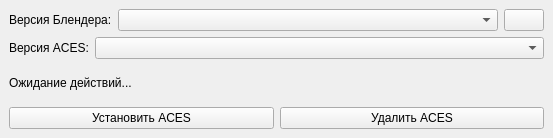
Qt form src/blender_aces_manager.ui (Aspirata/Blender-ACES-Manager) before a commit.
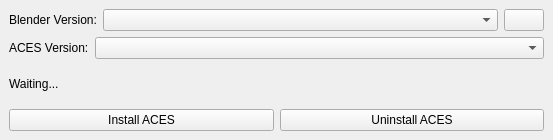
The same form after that commit. Icons and pictures are not drawn.

What changed in the file:
```diff
--- a/src/blender_aces_manager.ui
+++ b/src/blender_aces_manager.ui
@@ -7,7 +7,7 @@
     <x>0</x>
     <y>0</y>
     <width>553</width>
-    <height>138</height>
+    <height>140</height>
    </rect>
   </property>
   <property name="sizePolicy">
@@ -42,7 +42,7 @@
           <item>
            <widget class="QLabel" name="blender_version_label">
             <property name="text">
-             <string>Версия Блендера:</string>
+             <string>Blender Version:</string>
             </property>
            </widget>
           </item>
@@ -93,7 +93,7 @@
            </sizepolicy>
           </property>
           <property name="text">
-           <string>Версия ACES:</string>
+           <string>ACES Version:</string>
           </property>
          </widget>
         </item>
@@ -115,7 +115,7 @@
       <item>
        <widget class="QLabel" name="progress_label">
         <property name="text">
-         <string>Ожидание действий...</string>
+         <string>Waiting...</string>
         </property>
        </widget>
       </item>
@@ -127,14 +127,14 @@
            <enum>Qt::LayoutDirection::LeftToRight</enum>
           </property>
           <property name="text">
-           <string>Установить ACES</string>
+           <string>Install ACES</string>
           </property>
          </widget>
         </item>
         <item>
          <widget class="QPushButton" name="uninstall_button">
           <property name="text">
-           <string>Удалить ACES</string>
+           <string>Uninstall ACES</string>
           </property>
          </widget>
         </item>
```
